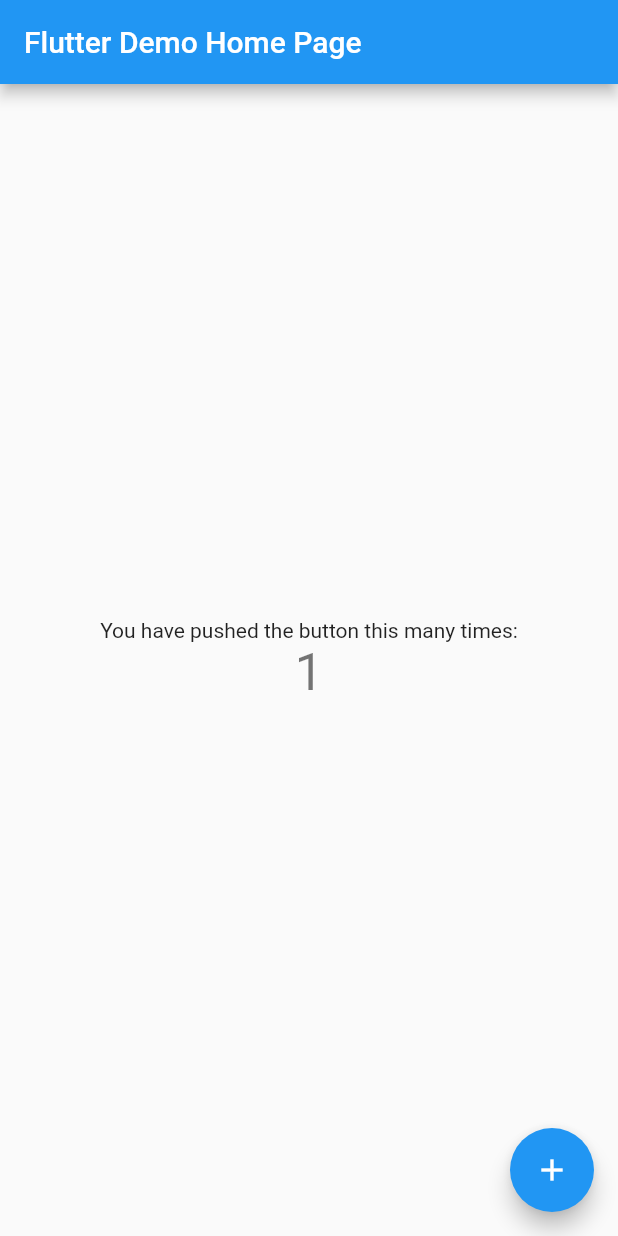
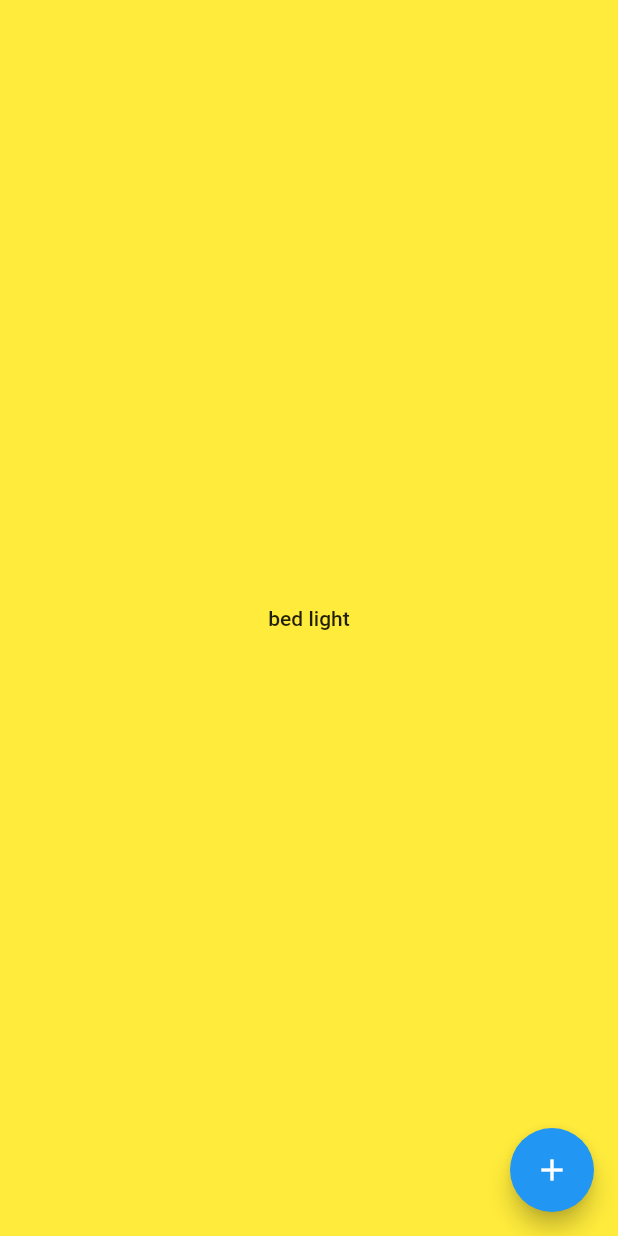
Before and after one commit to softmarshmallow/soft-n-hard, a Flutter app: the screen it shows after launch, after a tap on the "add" icon, on a phone screen of 412 x 824 dp. Run offline on Flutter 3.47's test engine with Material 2 defaults, Android fonts, the phone set to English and light mode, and no system bars; our stand-ins replace wakelock; missing offline and left inert: screen.

Commit message:
initial commit

```diff
--- a/app/lib/main.dart
+++ b/app/lib/main.dart
@@ -1,114 +1,55 @@
 import 'package:flutter/material.dart';
+import 'package:soft/utils/screen/screen.dart';
 
 void main() {
-  runApp(MyApp());
+  runApp(App());
 }
 
-class MyApp extends StatelessWidget {
+class App extends StatelessWidget {
   // This widget is the root of your application.
   @override
   Widget build(BuildContext context) {
     return MaterialApp(
       title: 'Flutter Demo',
       theme: ThemeData(
-        // This is the theme of your application.
-        //
-        // Try running your application with "flutter run". You'll see the
-        // application has a blue toolbar. Then, without quitting the app, try
-        // changing the primarySwatch below to Colors.green and then invoke
-        // "hot reload" (press "r" in the console where you ran "flutter run",
-        // or simply save your changes to "hot reload" in a Flutter IDE).
-        // Notice that the counter didn't reset back to zero; the application
-        // is not restarted.
         primarySwatch: Colors.blue,
-        // This makes the visual density adapt to the platform that you run
-        // the app on. For desktop platforms, the controls will be smaller and
-        // closer together (more dense) than on mobile platforms.
         visualDensity: VisualDensity.adaptivePlatformDensity,
       ),
-      home: MyHomePage(title: 'Flutter Demo Home Page'),
+      home: MainScreen(),
     );
   }
 }
 
-class MyHomePage extends StatefulWidget {
-  MyHomePage({Key key, this.title}) : super(key: key);
-
-  // This widget is the home page of your application. It is stateful, meaning
-  // that it has a State object (defined below) that contains fields that affect
-  // how it looks.
-
-  // This class is the configuration for the state. It holds the values (in this
-  // case the title) provided by the parent (in this case the App widget) and
-  // used by the build method of the State. Fields in a Widget subclass are
-  // always marked "final".
-
-  final String title;
+class MainScreen extends StatefulWidget {
+  MainScreen({Key key}) : super(key: key);
 
   @override
-  _MyHomePageState createState() => _MyHomePageState();
+  _MainScreenState createState() => _MainScreenState();
 }
 
-class _MyHomePageState extends State<MyHomePage> {
-  int _counter = 0;
-
-  void _incrementCounter() {
-    setState(() {
-      // This call to setState tells the Flutter framework that something has
-      // changed in this State, which causes it to rerun the build method below
-      // so that the display can reflect the updated values. If we changed
-      // _counter without calling setState(), then the build method would not be
-      // called again, and so nothing would appear to happen.
-      _counter++;
-    });
-  }
-
+class _MainScreenState extends State<MainScreen> {
+  Color color = Colors.yellow;
   @override
   Widget build(BuildContext context) {
-    // This method is rerun every time setState is called, for instance as done
-    // by the _incrementCounter method above.
-    //
-    // The Flutter framework has been optimized to make rerunning build methods
-    // fast, so that you can just rebuild anything that needs updating rather
-    // than having to individually change instances of widgets.
     return Scaffold(
-      appBar: AppBar(
-        // Here we take the value from the MyHomePage object that was created by
-        // the App.build method, and use it to set our appbar title.
-        title: Text(widget.title),
-      ),
+      backgroundColor: color,
       body: Center(
-        // Center is a layout widget. It takes a single child and positions it
-        // in the middle of the parent.
         child: Column(
-          // Column is also a layout widget. It takes a list of children and
-          // arranges them vertically. By default, it sizes itself to fit its
-          // children horizontally, and tries to be as tall as its parent.
-          //
-          // Invoke "debug painting" (press "p" in the console, choose the
-          // "Toggle Debug Paint" action from the Flutter Inspector in Android
-          // Studio, or the "Toggle Debug Paint" command in Visual Studio Code)
-          // to see the wireframe for each widget.
-          //
-          // Column has various properties to control how it sizes itself and
-          // how it positions its children. Here we use mainAxisAlignment to
-          // center the children vertically; the main axis here is the vertical
-          // axis because Columns are vertical (the cross axis would be
-          // horizontal).
           mainAxisAlignment: MainAxisAlignment.center,
           children: <Widget>[
-            Text(
-              'You have pushed the button this many times:',
-            ),
-            Text(
-              '$_counter',
-              style: Theme.of(context).textTheme.headline4,
-            ),
+            FlatButton(
+                onPressed: () {
+                  setState(() {
+                    color = Colors.amber;
+                  });
+                  ScreenControl.wakeLock(true);
+                },
+                child: Text("bed light"))
           ],
         ),
       ),
       floatingActionButton: FloatingActionButton(
-        onPressed: _incrementCounter,
+        onPressed: () {},
         tooltip: 'Increment',
         child: Icon(Icons.add),
       ), // This trailing comma makes auto-formatting nicer for build methods.
```
Also changed, not shown: app/lib/utils/screen/screen.dart (added, +16 -0 lines), app/pubspec.yaml (+2 -14 lines), app/pubspec.lock, 8 other files.
